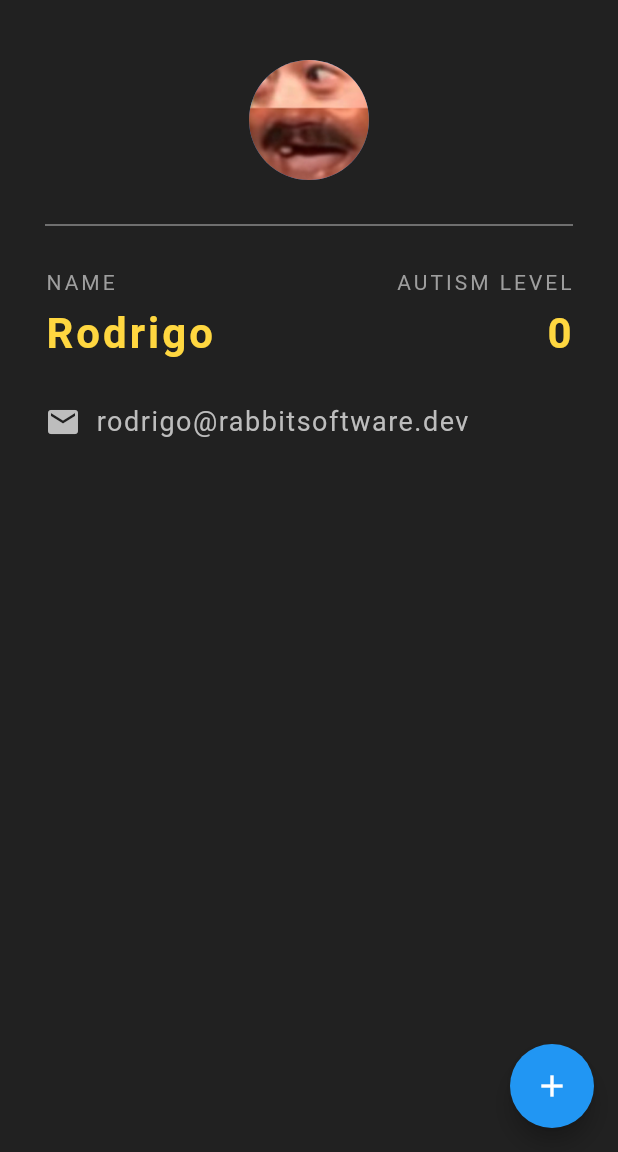
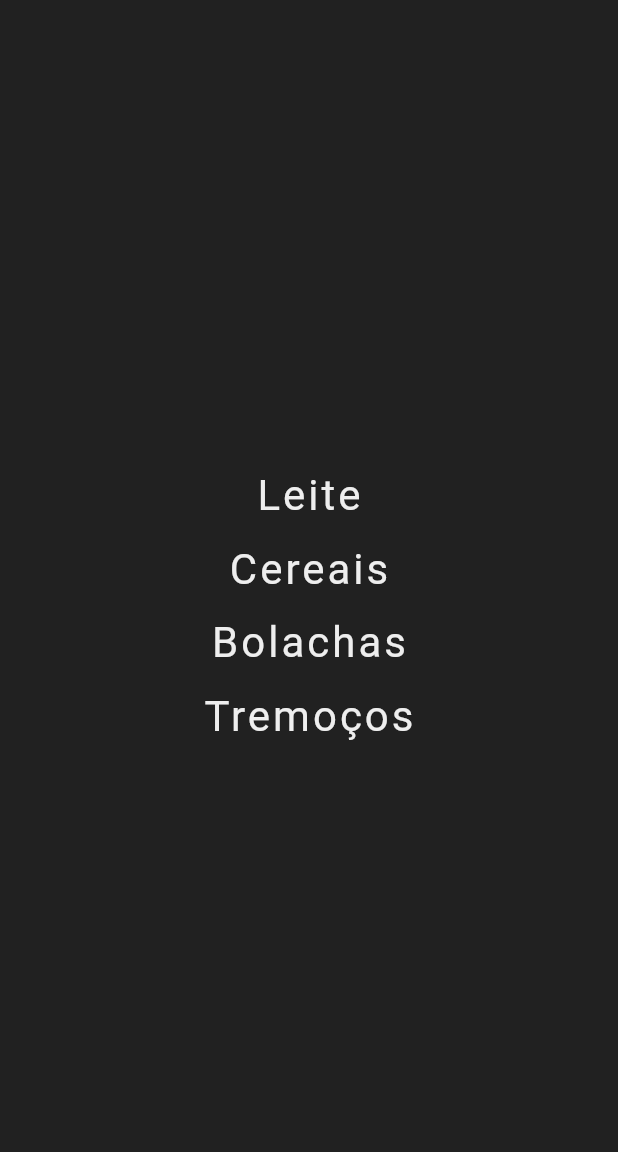
Before and after one commit to dedeco99/houseKeeper, a Flutter app: the screen it shows after launch, on a phone screen of 412 x 824 dp, the part 84-1236 px from its top. Run offline on Flutter 3.47's test engine with Material 2 defaults, Android fonts, the light colour scheme and no system bars.

Commit message:
Added list type widget

```diff
--- a/lib/main.dart
+++ b/lib/main.dart
@@ -12,7 +12,7 @@ class App extends StatefulWidget {
 }
 
 class _AppState extends State<App> {
-  int level = 0;
+  List<String> groceries = ["Leite", "Cereais", "Bolachas", "Tremoços"];
 
   @override
   Widget build(BuildContext context) {
@@ -22,97 +22,25 @@ class _AppState extends State<App> {
         title: Text("House Keeper"),
         elevation: 0,
       ),
-      floatingActionButton: FloatingActionButton(
-        onPressed: () {
-          setState(() {
-            level++;
-          });
-        },
-        child: Icon(Icons.add),
-      ),
       body: Padding(
         padding: EdgeInsets.fromLTRB(30, 40, 30, 0),
         child: Column(
-          crossAxisAlignment: CrossAxisAlignment.start,
-          children: [
-            Center(
-              child: CircleAvatar(
-                backgroundImage: AssetImage("assets/avatar.png"),
-                radius: 40,
-              ),
-            ),
-            Divider(
-              height: 60,
-              color: Colors.grey[400],
-            ),
-            Row(
-              mainAxisAlignment: MainAxisAlignment.spaceBetween,
-              children: [
-                Column(
-                  crossAxisAlignment: CrossAxisAlignment.start,
-                  children: [
-                    Text(
-                      'NAME',
-                      style: TextStyle(
-                        color: Colors.grey,
-                        letterSpacing: 2,
-                      ),
-                    ),
-                    SizedBox(height: 10),
-                    Text(
-                      'Rodrigo',
-                      style: TextStyle(
-                        color: Colors.amberAccent[200],
-                        letterSpacing: 2,
-                        fontSize: 28,
-                        fontWeight: FontWeight.bold,
-                      ),
-                    ),
-                  ],
-                ),
-                Column(
-                  crossAxisAlignment: CrossAxisAlignment.end,
-                  children: [
-                    Text(
-                      'AUTISM LEVEL',
-                      style: TextStyle(
-                        color: Colors.grey,
-                        letterSpacing: 2,
-                      ),
-                    ),
-                    SizedBox(height: 10),
-                    Text(
-                      "$level",
-                      style: TextStyle(
-                        color: Colors.amberAccent[200],
-                        letterSpacing: 2,
-                        fontSize: 28,
-                        fontWeight: FontWeight.bold,
-                      ),
-                    ),
-                  ],
-                ),
-              ],
-            ),
-            SizedBox(height: 30),
-            Row(
-              children: [
-                Icon(
-                  Icons.email,
-                  color: Colors.grey[400],
-                ),
-                SizedBox(width: 10),
-                Text(
-                  "rodrigo@rabbitsoftware.dev",
+          mainAxisAlignment: MainAxisAlignment.center,
+          children: groceries.map((grocery) {
+            return Center(
+              child: Padding(
+                padding: EdgeInsets.all(8.0),
+                child: Text(
+                  grocery,
                   style: TextStyle(
-                    color: Colors.grey[400],
-                    fontSize: 18,
-                    letterSpacing: 1,
+                    fontSize: 28,
+                    letterSpacing: 2,
+                    color: Colors.grey[200],
                   ),
                 ),
-              ],
-            ),
-          ],
+              ),
+            );
+          }).toList(),
         ),
       ),
     );
```
